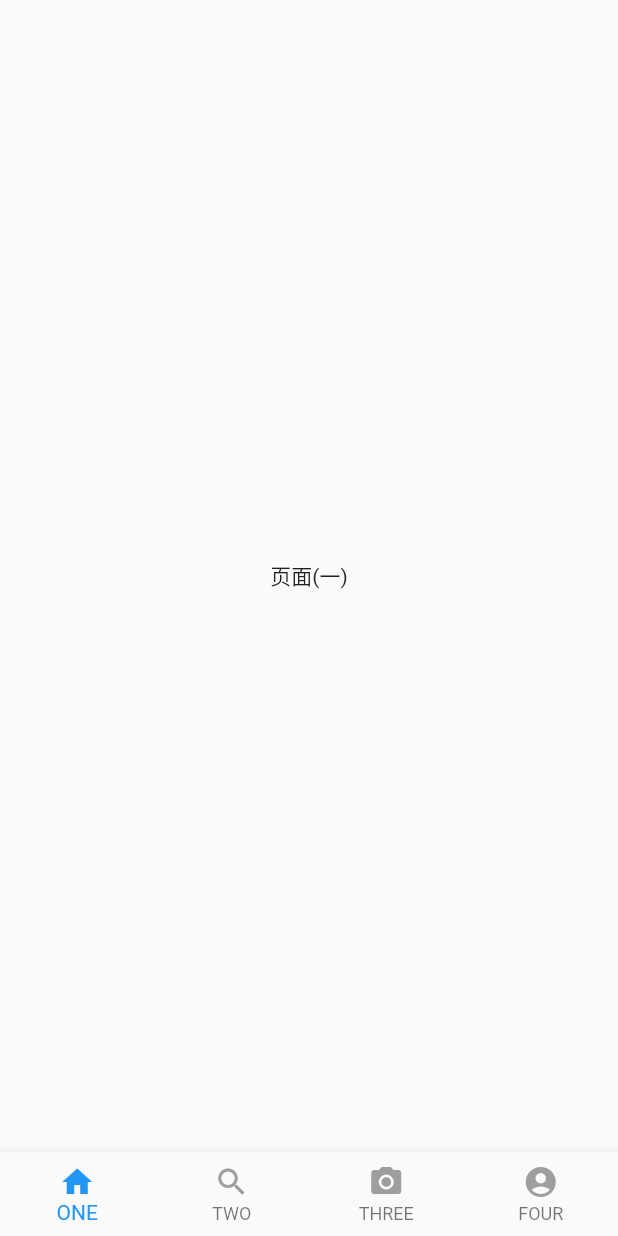
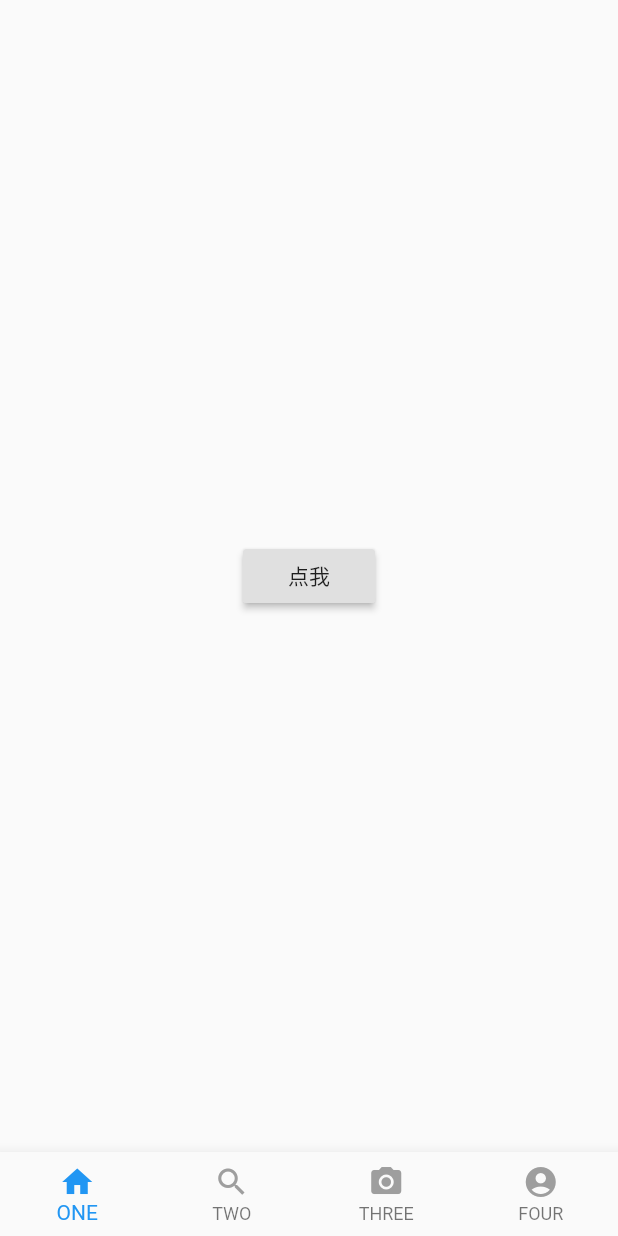
Before and after one commit to GleasonBian/device_app, a Flutter app: the screen it shows after launch, on a phone screen of 412 x 824 dp. Run offline on Flutter 3.47's test engine with Material 2 defaults, Android fonts, the phone set to English and light mode, and no system bars; our stand-ins replace dio, fluro; statements that could not run were skipped.

Commit message:
合理调整目录结构, 添加企业级路由配置

```diff
--- /dev/null
+++ b/lib/config/config.dart
@@ -0,0 +1,28 @@
+import 'package:flutter/material.dart';
+import 'package:meta/meta.dart';
+///
+/// 项目中 通过 ENV 获取环境变量
+///
+class ENV extends InheritedWidget {
+  static String appName; // 系统名称
+  static String envName; // 运行环境
+  static String baseUrl; // 基础url
+
+  ENV({
+    @required String appName,
+    @required String envName,
+    @required String baseUrl,
+    @required Widget child,
+  }) : super(child: child){
+    ENV.appName = appName;
+    ENV.envName = envName;
+    ENV.baseUrl = baseUrl;
+  }
+
+  static ENV of(BuildContext context) {
+    return context.dependOnInheritedWidgetOfExactType(aspect: ENV);
+  }
+
+  @override
+  bool updateShouldNotify(InheritedWidget oldWidget) => false;
+}
--- a/lib/index.dart
+++ b/lib/index.dart
@@ -2,11 +2,11 @@
 
 import 'package:flutter/cupertino.dart';
 import 'package:flutter/material.dart';
+import 'package:flutter_template/Dio/interface.dart';
 import 'package:flutter_template/pages/four.dart';
 import 'package:flutter_template/pages/one.dart';
 import 'package:flutter_template/pages/three.dart';
 import 'package:flutter_template/pages/two.dart';
-import 'package:flutter_template/public/interface.dart';
 
 
 class IndexPage extends StatefulWidget {
--- a/lib/main.dart
+++ b/lib/main.dart
@@ -2,22 +2,30 @@
 /// 项目入口文件
 
 import 'package:flutter/material.dart';
+import 'package:flutter_template/config/config.dart';
+import 'package:flutter_template/index.dart';
 
-import 'package:flutter_template/index.dart';
-import 'package:flutter_template/public/config.dart';
+import 'package:fluro/fluro.dart';
+import 'package:flutter_template/router/routers.dart';
+import 'package:flutter_template/router/application.dart';
 
 class MyApp extends StatelessWidget {
   @override
   Widget build(BuildContext context) {
     // 在任何地方调用AppConfig.of（context）以获取特定于环境的配置
     //var config = AppConfig.of(context);
-
+    // 初始化 fluro
+    final  router = Router();
+    Routes.configureRoutes(router);
+    // 路由静态化
+    Application.router = router;
     return new MaterialApp(
       title: ENV.appName,
-      theme: new ThemeData(
+      onGenerateRoute: Application.router.generator,
+      theme:  ThemeData(
         primarySwatch: Colors.blue,
       ),
-      home: new IndexPage(),
+      home: IndexPage(),
     );
   }
 }
--- a/lib/pages/one.dart
+++ b/lib/pages/one.dart
@@ -2,6 +2,8 @@
 
 
 import 'package:flutter/material.dart';
+import 'package:flutter_template/router/application.dart';
+
 
 class PageOne extends StatefulWidget {
   @override
@@ -13,7 +15,12 @@ class _PageOneState extends State<PageOne> {
   Widget build(BuildContext context) {
     return Scaffold(
       body: Center(
-        child: Text('页面(一)'),
+        child: RaisedButton(
+          child: new Text('点我'),
+          onPressed: () {
+            Application.router.navigateTo(context, "/onePage1?id=212313");
+          },
+        ),
       ),
     );
   }
--- a/lib/public/config.dart
+++ /dev/null
@@ -1,28 +0,0 @@
-import 'package:flutter/material.dart';
-import 'package:meta/meta.dart';
-///
-/// 项目中 通过 ENV 获取环境变量
-///
-class ENV extends InheritedWidget {
-  static String appName; // 系统名称
-  static String envName; // 运行环境
-  static String baseUrl; // 基础url
-
-  ENV({
-    @required String appName,
-    @required String envName,
-    @required String baseUrl,
-    @required Widget child,
-  }) : super(child: child){
-    ENV.appName = appName;
-    ENV.envName = envName;
-    ENV.baseUrl = baseUrl;
-  }
-
-  static ENV of(BuildContext context) {
-    return context.dependOnInheritedWidgetOfExactType(aspect: ENV);
-  }
-
-  @override
-  bool updateShouldNotify(InheritedWidget oldWidget) => false;
-}
--- /dev/null
+++ b/lib/router/application.dart
@@ -0,0 +1,6 @@
+/// 路由静态化
+import "package:fluro/fluro.dart";
+
+class Application {
+  static Router router;
+}
--- /dev/null
+++ b/lib/router/routers.dart
@@ -0,0 +1,18 @@
+import 'package:fluro/fluro.dart';
+import 'package:flutter/material.dart';
+import 'package:flutter_template/router/router_handler.dart';
+
+class Routes {
+  static String root = "/";
+  static String onePage1 = '/onePage1';
+  static void configureRoutes(Router router){
+    router.notFoundHandler = new Handler(
+      handlerFunc: (BuildContext context, Map<String,List<String>> params) {
+        // 跳回首页 / 404 页面
+        print('page 404');
+        return;
+      }
+    );
+    router.define(onePage1, handler:onePage1Handle);
+  }
+}
```
Also changed, not shown: lib/Dio/http.dart (added, +84 -0 lines), lib/Dio/interface.dart (added, +13 -0 lines), lib/config/dev.dart (added, +16 -0 lines), lib/config/prod.dart (added, +15 -0 lines), lib/pages/one/one_page_1.dart (added, +21 -0 lines), lib/pages/one/one_page_2.dart (added, +20 -0 lines), lib/pages/two/two_page_1.dart (added, +20 -0 lines), lib/pages/two/two_page_2.dart (added, +20 -0 lines), lib/public/dev.dart (deleted, +0 -16 lines), lib/public/http.dart (deleted, +0 -84 lines), lib/public/interface.dart (deleted, +0 -11 lines), lib/public/prod.dart (deleted, +0 -15 lines), lib/router/router_handler.dart (added, +13 -0 lines).
